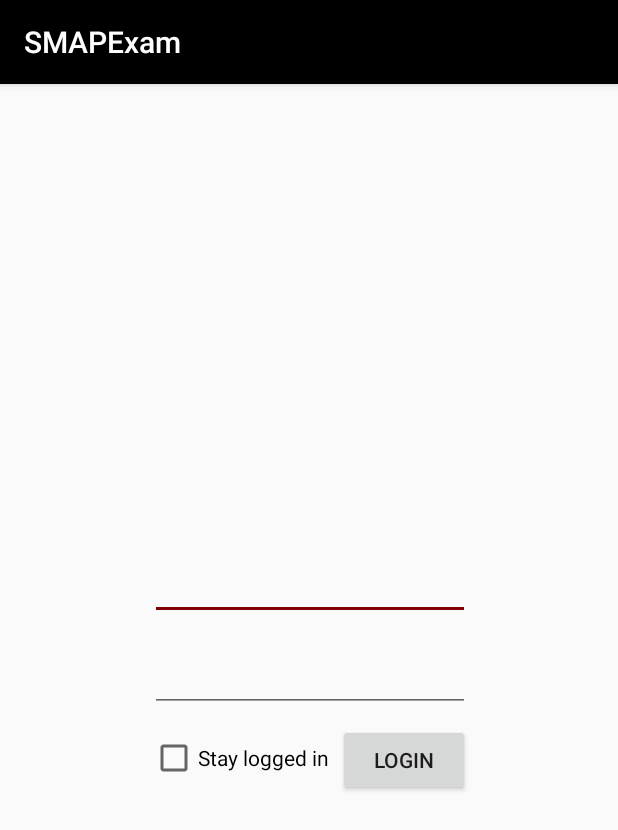
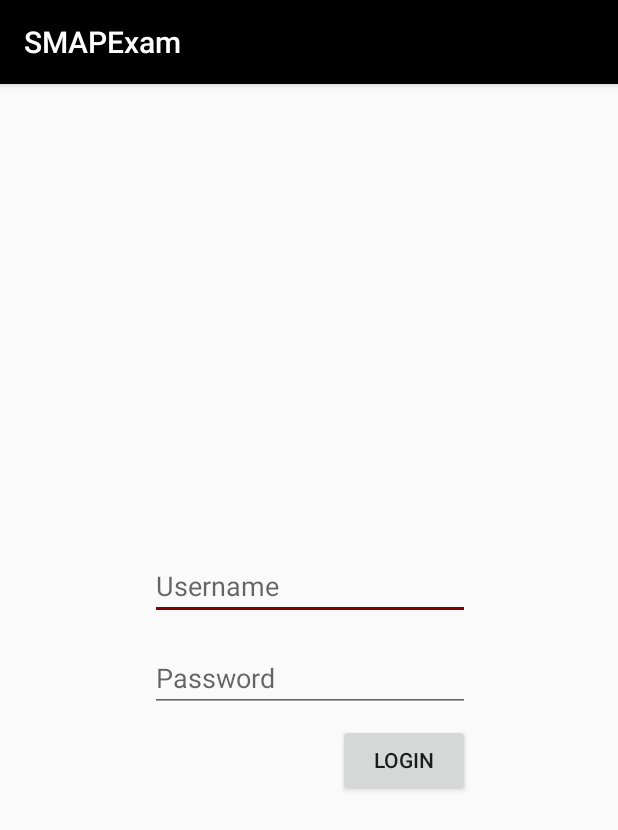
Before and after one commit to jacobboes/ITSMAP-Exam, an Android app: the screen it shows after launch (LoginActivity), on a phone screen of 412 x 824 dp. Shown: the top 830 px of the screen. Run offline under Robolectric (Android 15) with nearby library versions, the phone set to English and light mode, and no system bars; our stand-ins replace Firebase (no records; nobody signed in at launch, a user with empty details on screens opened directly).

```diff
--- a/SMAPExam/app/src/main/java/com/grp16/itsmap/smapexam/app/LoginActivity.java
+++ b/SMAPExam/app/src/main/java/com/grp16/itsmap/smapexam/app/LoginActivity.java
@@ -8,7 +8,6 @@ import android.support.annotation.NonNull;
 import android.support.v7.app.AppCompatActivity;
 import android.view.View;
 import android.widget.Button;
-import android.widget.CheckBox;
 import android.widget.EditText;
 import android.widget.Toast;
 
@@ -22,12 +21,10 @@ public class LoginActivity extends AppCompatActivity {
 
     private static final String USERNAME_KEY = "username.key";
     private static final String PASSWORD_KEY = "password.key";
-    private static final String SAVE_LOGIN_KEY = "save.login.key";
 
     private EditText username;
     private EditText password;
     private Button loginBtn;
-    private CheckBox saveLogin;
 
     private Authentication authentication;
 
@@ -37,14 +34,20 @@ public class LoginActivity extends AppCompatActivity {
         setContentView(R.layout.activity_login);
 
         initializeViews();
-//        readSavedInstanceState(savedInstanceState);
         authentication = new Authentication();
+    }
+
+    @Override
+    protected void onStart() {
+        super.onStart();
+        if (authentication.isLoggedIn()) {
+            startMainActivity();
+        }
     }
 
     private void initializeViews() {
         username = (EditText) findViewById(R.id.username);
         password = (EditText) findViewById(R.id.password);
-        saveLogin = (CheckBox) findViewById(R.id.stayLoggedIn);
         loginBtn = (Button) findViewById(R.id.loginBtn);
 
         loginBtn.setOnClickListener(new View.OnClickListener() {
@@ -54,14 +57,6 @@ public class LoginActivity extends AppCompatActivity {
             }
         });
     }
-
-//    private void readSavedInstanceState(Bundle savedInstanceState) {
-//        if (savedInstanceState != null) {
-//            username.setText(savedInstanceState.getString(USERNAME_KEY));
-//            password.setText(savedInstanceState.getString(PASSWORD_KEY));
-//            saveLogin.setChecked(savedInstanceState.getBoolean(SAVE_LOGIN_KEY));
-//        }
-//    }
 
     @Override
     protected void onPause() {
@@ -74,15 +69,6 @@ public class LoginActivity extends AppCompatActivity {
         super.onResume();
         loadPreferences();
     }
-
-//    @Override
-//    protected void onSaveInstanceState(Bundle savedInstanceState) {
-//        savedInstanceState.putString(USERNAME_KEY, getUsername());
-//        savedInstanceState.putString(PASSWORD_KEY, getPassword());
-//        savedInstanceState.putBoolean(SAVE_LOGIN_KEY, saveLogin.isChecked());
-//
-//        super.onSaveInstanceState(savedInstanceState);
-//    }
 
     private void logIn() {
         authentication.logIn(getUsername(), getPassword(), new AuthenticationCallBack() {
@@ -119,7 +105,6 @@ public class LoginActivity extends AppCompatActivity {
         SharedPreferences.Editor editor = settings.edit();
         editor.putString(USERNAME_KEY, getUsername());
         editor.putString(PASSWORD_KEY, getPassword());
-        editor.putBoolean(SAVE_LOGIN_KEY, saveLogin.isChecked());
         editor.apply();
     }
 
@@ -127,6 +112,5 @@ public class LoginActivity extends AppCompatActivity {
         SharedPreferences settings = getSharedPreferences(USER_PREFERENCES, Context.MODE_PRIVATE);
         username.setText(settings.getString(USERNAME_KEY, ""));
         password.setText(settings.getString(PASSWORD_KEY, ""));
-        saveLogin.setChecked(settings.getBoolean(SAVE_LOGIN_KEY, false));
     }
 }
--- a/SMAPExam/app/src/main/res/layout/activity_login.xml
+++ b/SMAPExam/app/src/main/res/layout/activity_login.xml
@@ -10,29 +10,31 @@
         android:id="@+id/username"
         android:layout_width="wrap_content"
         android:layout_height="wrap_content"
-        android:ems="10"
-        android:inputType="textEmailAddress"
-        app:layout_constraintTop_toTopOf="parent"
-        android:layout_marginTop="8dp"
-        app:layout_constraintBottom_toBottomOf="parent"
         android:layout_marginBottom="8dp"
         android:layout_marginLeft="8dp"
+        android:layout_marginRight="8dp"
+        android:layout_marginTop="8dp"
+        android:ems="10"
+        android:hint="Username"
+        android:inputType="textEmailAddress"
+        app:layout_constraintBottom_toBottomOf="parent"
+        app:layout_constraintHorizontal_bias="0.503"
         app:layout_constraintLeft_toLeftOf="parent"
-        android:layout_marginRight="8dp"
         app:layout_constraintRight_toRightOf="parent"
-        app:layout_constraintHorizontal_bias="0.503"
+        app:layout_constraintTop_toTopOf="parent"
         app:layout_constraintVertical_bias="0.43" />
 
     <EditText
         android:id="@+id/password"
         android:layout_width="wrap_content"
         android:layout_height="wrap_content"
+        android:layout_marginLeft="0dp"
+        android:layout_marginTop="16dp"
         android:ems="10"
+        android:hint="Password"
         android:inputType="textPassword"
-        android:layout_marginTop="16dp"
-        app:layout_constraintTop_toBottomOf="@+id/username"
-        android:layout_marginLeft="0dp"
-        app:layout_constraintLeft_toLeftOf="@+id/username" />
+        app:layout_constraintLeft_toLeftOf="@+id/username"
+        app:layout_constraintTop_toBottomOf="@+id/username" />
 
     <Button
         android:id="@+id/loginBtn"
@@ -44,16 +46,4 @@
         app:layout_constraintRight_toRightOf="@+id/password"
         app:layout_constraintTop_toBottomOf="@+id/password" />
 
-    <CheckBox
-        android:id="@+id/stayLoggedIn"
-        android:layout_width="wrap_content"
-        android:layout_height="wrap_content"
-        android:layout_marginBottom="8dp"
-        android:layout_marginLeft="0dp"
-        android:layout_marginTop="8dp"
-        android:text="Stay logged in"
-        app:layout_constraintBottom_toBottomOf="@+id/loginBtn"
-        app:layout_constraintLeft_toLeftOf="@+id/password"
-        app:layout_constraintTop_toBottomOf="@+id/password"
-        app:layout_constraintVertical_bias="0.81" />
 </android.support.constraint.ConstraintLayout>
```
Also changed, not shown: SMAPExam/app/src/main/java/com/grp16/itsmap/smapexam/app/MainActivity.java (+29 -5 lines), SMAPExam/app/src/main/res/layout/content_main.xml (+13 -0 lines).
